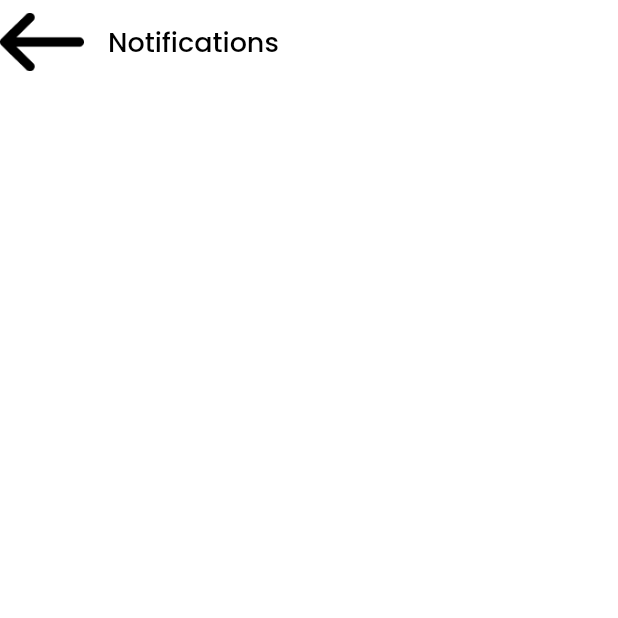
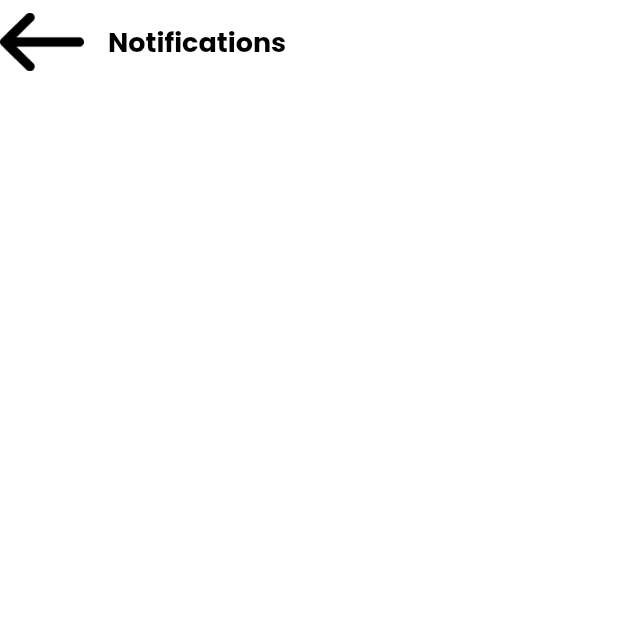
Before and after one commit to krushikapolra45/Big_cart, a Flutter app: the screen it shows after launch, on a phone screen of 412 x 824 dp, the top half of it. Run offline on Flutter 3.47's test engine with Material 2 defaults, Android fonts, the phone set to English and light mode, and no system bars.

Commit message:
Update notifications.dart

```diff
--- a/lib/big_cart/notifications.dart
+++ b/lib/big_cart/notifications.dart
@@ -19,7 +19,7 @@ class _NotificationsState extends State<Notifications> {
           "Notifications",
           style: TextStyle(
               fontFamily: "Poppins",
-              fontWeight: FontWeight.w500,
+              fontWeight: FontWeight.w700,
               fontSize: 18,
               color: Color(0xFF000000)),
         ),
```
